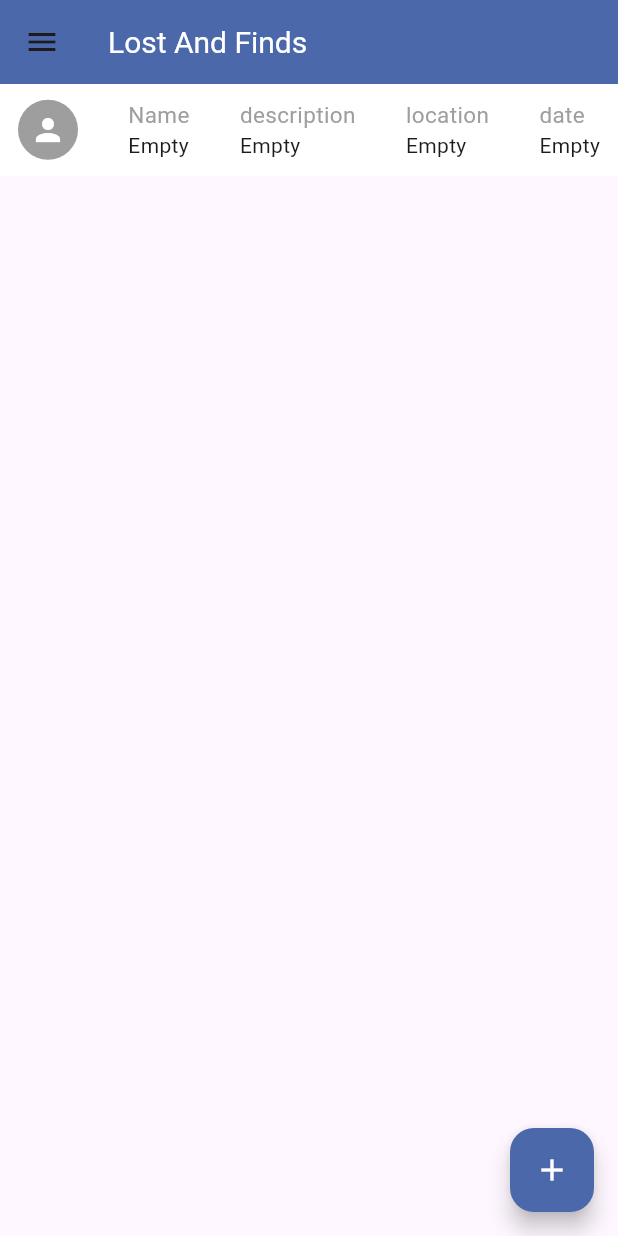
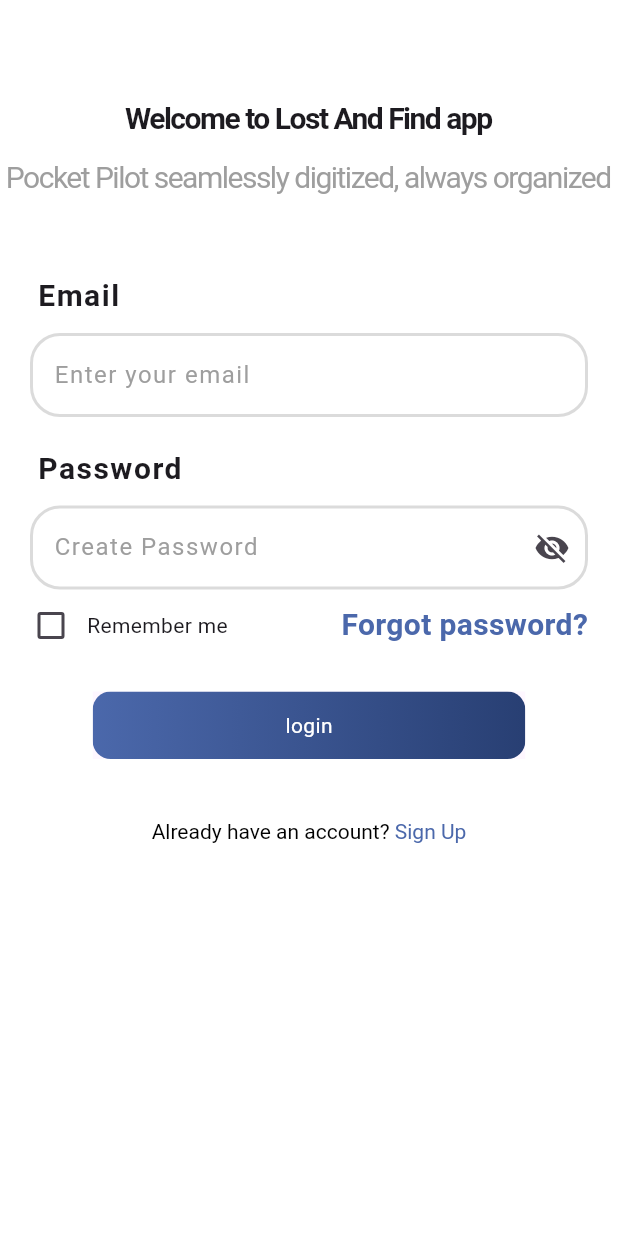
Before and after one commit to wartwasg/lost_find_flutter, a Flutter app: the screen it shows after launch, on a phone screen of 412 x 824 dp. Run offline on Flutter 3.47's test engine with Material 3 defaults, Android fonts, the phone set to English and light mode, and no system bars; our stand-ins replace hive, hive_flutter; accounts and stored records are empty.

Commit message:
authentication

```diff
--- /dev/null
+++ b/lib/screen/login.dart
@@ -0,0 +1,226 @@
+import 'package:flutter/material.dart';
+import 'package:found/screen/register.dart';
+import 'package:found/services/authentication.dart';
+
+class LoginPage extends StatefulWidget {
+  const LoginPage({super.key});
+
+  @override
+  State<LoginPage> createState() => _LoginPageState();
+}
+
+class _LoginPageState extends State<LoginPage> {
+  late TextEditingController email;
+  late TextEditingController password;
+  @override
+  void initState() {
+    super.initState();
+    email = TextEditingController();
+    password = TextEditingController();
+  }
+
+  @override
+  void dispose() {
+    super.dispose();
+    email.dispose();
+    password.dispose();
+  }
+
+  @override
+  Widget build(BuildContext context) {
+    double deviceW = MediaQuery.of(context).size.width;
+    double deviceH = MediaQuery.of(context).size.height;
+    return Scaffold(
+      body: Container(
+        width: deviceW,
+        height: deviceH,
+        color: Colors.white,
+        child: SafeArea(
+          child: SingleChildScrollView(
+            child: Column(
+              mainAxisAlignment: MainAxisAlignment.start,
+              crossAxisAlignment: CrossAxisAlignment.start,
+              children: [
+                const SizedBox(height: 65),
+                Center(child: welcomeWord()),
+                const SizedBox(height: 10),
+                Center(child: moto()),
+                emailLabel(),
+                emailField(),
+                passwordLabel(),
+                passwordField(),
+                rememberMe(),
+                const SizedBox(height: 10),
+                elevatedButton(deviceW),
+                const SizedBox(height: 40),
+                alreadyHaveAnAccount(),
+              ],
+            ),
+          ),
+        ),
+      ),
+    );
+  }
+
+  Center alreadyHaveAnAccount() {
+    return Center(
+      child: GestureDetector(
+        onTap: () {
+          Navigator.push(context, MaterialPageRoute(builder: (_) => RegistrationPage()));
+        },
+        child: RichText(
+          text: TextSpan(
+            text: "Already have an account?",
+            style: TextStyle(color: const Color.fromARGB(255, 0, 0, 0)),
+            children: [
+              TextSpan(
+                text: " Sign Up",
+                style: TextStyle(color: Color(0xFF4B68AB)),
+              ),
+            ],
+          ),
+        ),
+      ),
+    );
+  }
+
+  Center elevatedButton(double deviceW) {
+    return Center(
+      child: Material(
+        child: Ink(
+          width: deviceW * 0.7,
+          height: 45,
+          decoration: BoxDecoration(
+            gradient: LinearGradient(colors: [Color(0xFF4B68AB), Color.fromARGB(255, 40, 63, 115)]),
+            borderRadius: BorderRadius.circular(12),
+          ),
+          child: InkWell(
+            onTap: () {
+              String userEmail = email.text.trim();
+              String pssd = password.text.trim();
+              if (userEmail.isNotEmpty && pssd.isNotEmpty) {
+                LoginObject loginUser = LoginObject(userEmail, pssd);
+                login(loginUser, context);
+              } else {
+                return;
+              }
+            },
+            child: Center(
+              child: Text("login", style: TextStyle(color: Colors.white)),
+            ),
+          ),
+        ),
+      ),
+    );
+  }
+
+  Container rememberMe() {
+    return Container(
+      margin: EdgeInsets.fromLTRB(10, 0, 10, 10),
+      child: Row(
+        mainAxisAlignment: MainAxisAlignment.spaceBetween,
+        children: [
+          Row(
+            children: [
+              Checkbox(value: false, onChanged: (_) {}),
+              Text("Remember me"),
+            ],
+          ),
+          Container(
+            margin: EdgeInsets.fromLTRB(0, 0, 10, 0),
+            child: Text(
+              "Forgot password?",
+              style: TextStyle(color: Color(0xFF4B68AB), fontWeight: FontWeight.bold, fontSize: 20),
+            ),
+          ),
+        ],
+      ),
+    );
+  }
+
+  Container passwordField() {
+    return Container(
+      margin: EdgeInsets.fromLTRB(20, 0, 20, 0),
+      child: TextField(
+        obscureText: true,
+        controller: password,
+        decoration: InputDecoration(
+          focusedBorder: OutlineInputBorder(
+            borderSide: BorderSide(color: const Color.fromARGB(255, 219, 219, 219)),
+            borderRadius: BorderRadius.circular(20),
+          ),
+          enabledBorder: OutlineInputBorder(
+            borderSide: BorderSide(color: const Color.fromARGB(255, 219, 219, 219), width: 2),
+            borderRadius: BorderRadius.circular(20),
+          ),
+          hintText: "Create Password",
+          hintStyle: TextStyle(color: Colors.grey, letterSpacing: 1),
+          border: OutlineInputBorder(
+            borderRadius: BorderRadius.circular(20),
+            borderSide: BorderSide(color: Colors.grey),
+          ),
+          suffixIcon: IconButton(onPressed: () {}, icon: Icon(Icons.visibility_off)),
+        ),
+      ),
+    );
+  }
+
+  Container passwordLabel() {
+    return Container(
+      margin: EdgeInsets.fromLTRB(25, 20, 0, 10),
+      child: Text(
+        "Password",
+        style: TextStyle(fontWeight: FontWeight.bold, fontSize: 20, letterSpacing: 1),
+      ),
+    );
+  }
+
+  Container emailField() {
+    return Container(
+      margin: EdgeInsets.fromLTRB(20, 0, 20, 0),
+      child: TextField(
+        controller: email,
+        decoration: InputDecoration(
+          focusedBorder: OutlineInputBorder(
+            borderRadius: BorderRadius.circular(20),
+            borderSide: BorderSide(color: Color.fromARGB(255, 219, 219, 219), width: 2),
+          ),
+          enabledBorder: OutlineInputBorder(
+            borderSide: BorderSide(color: Color.fromARGB(255, 219, 219, 219), width: 2),
+            borderRadius: BorderRadius.circular(20),
+          ),
+          hintText: "Enter your email",
+          hintStyle: TextStyle(color: Colors.grey, letterSpacing: 1),
+          border: OutlineInputBorder(
+            borderSide: BorderSide(color: Color.fromARGB(255, 219, 219, 219), width: 2),
+            borderRadius: BorderRadius.circular(20),
+          ),
+        ),
+      ),
+    );
+  }
+
+  Container emailLabel() {
+    return Container(
+      margin: EdgeInsets.fromLTRB(25, 50, 0, 10),
+      child: Text(
+        "Email",
+        style: TextStyle(fontWeight: FontWeight.bold, fontSize: 20, letterSpacing: 1),
+      ),
+    );
+  }
+
+  Text moto() {
+    return const Text(
+      "Pocket Pilot seamlessly digitized, always organized",
+      style: TextStyle(fontSize: 20, color: Colors.grey, letterSpacing: -1),
+    );
+  }
+
+  Text welcomeWord() {
+    return const Text(
+      "Welcome to Lost And Find app",
+      style: TextStyle(fontWeight: FontWeight.bold, fontSize: 20, letterSpacing: -1),
+    );
+  }
+}
--- /dev/null
+++ b/lib/services/authentication.dart
@@ -0,0 +1,38 @@
+import 'dart:convert';
+import 'package:flutter/material.dart';
+import 'package:found/screen/home_page.dart';
+import 'package:http/http.dart' as http;
+import 'package:hive/hive.dart';
+
+class LoginObject {
+  String email;
+  String password;
+  LoginObject(this.email, this.password);
+  static Map<String, dynamic> usertoJson(LoginObject user) {
+    return {"email": user.email, "password": user.password};
+  }
+}
+
+Future<void> login(LoginObject user, BuildContext context) async {
+  final uri = Uri.parse("http://localhost:8080/api/user/login");
+  var response = await http.post(
+    uri,
+    headers: {'content-type': 'application/json'},
+    body: jsonEncode(LoginObject.usertoJson(user)),
+  );
+  final data = jsonDecode(response.body);
+  final header = response.headers;
+  final box = Hive.box("secure_storage");
+  await box.put("token", header["authorization"]);
+  if (response.statusCode == 200) {
+    Navigator.of(context).pushReplacement(MaterialPageRoute(builder: (_) => HomePage()));
+  }
+  ScaffoldMessenger.of(
+    context,
+  ).showSnackBar(SnackBar(content: Text(data["message"]), duration: Duration(seconds: 2)));
+}
+
+Future<void> logout() async {
+  final box = Hive.box("secure_storage");
+  await box.delete("token");
+}
--- a/pubspec.yaml
+++ b/pubspec.yaml
@@ -36,6 +36,8 @@ dependencies:
   cupertino_icons: ^1.0.8
   http: ^1.6.0
   fluttertoast: ^9.0.0
+  hive: ^2.2.3
+  hive_flutter: ^1.1.0
 
 dev_dependencies:
   flutter_test:
```
Also changed, not shown: lib/main.dart (+9 -2 lines), lib/model/item.dart (+4 -3 lines), lib/screen/home_page.dart (+29 -0 lines), lib/screen/register.dart (added, +263 -0 lines), pubspec.lock, 1 other file.
